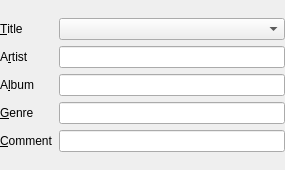
First picture: the form in ID3v2Encoding.ui, repository egasimus/id3encodingconverter, before the edit.
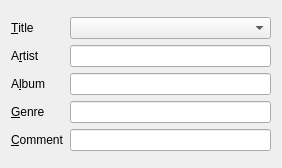
Second picture: the form after the edit. Custom widgets are drawn as their Qt base class.

Commit message: * Fix sizing of ID3v2 reencoding dialog * Fix bug making application asking for loosing changes though file was closed before already * Update TODO

Diff of the .ui file:
```diff
--- a/ID3v2Encoding.ui
+++ b/ID3v2Encoding.ui
@@ -5,32 +5,15 @@
    <rect>
     <x>0</x>
     <y>0</y>
-    <width>285</width>
-    <height>170</height>
+    <width>282</width>
+    <height>168</height>
    </rect>
   </property>
-  <property name="sizePolicy" >
-   <sizepolicy vsizetype="Expanding" hsizetype="Expanding" >
-    <horstretch>0</horstretch>
-    <verstretch>0</verstretch>
-   </sizepolicy>
-  </property>
   <property name="windowTitle" >
-   <string>ID3EncodingConverter</string>
-  </property>
-  <widget class="QWidget" name="centralwidget" >
-   <property name="geometry" >
-    <rect>
-     <x>0</x>
-     <y>0</y>
-     <width>285</width>
-     <height>170</height>
-    </rect>
+   <string>Form</string>
    </property>
    <layout class="QVBoxLayout" name="verticalLayout" >
     <item>
-     <layout class="QVBoxLayout" >
-      <item>
        <layout class="QGridLayout" >
         <item row="0" column="0" >
          <widget class="QLabel" name="titlelabel" >
@@ -53,7 +36,11 @@
          </widget>
         </item>
         <item row="1" column="1" >
-         <widget class="QLineEdit" name="v2artist" />
+      <widget class="QLineEdit" name="v2artist" >
+       <property name="readOnly" >
+        <bool>true</bool>
+       </property>
+      </widget>
         </item>
         <item row="2" column="0" >
          <widget class="QLabel" name="albumlabel" >
@@ -66,7 +53,11 @@
          </widget>
         </item>
         <item row="2" column="1" >
-         <widget class="QLineEdit" name="v2album" />
+      <widget class="QLineEdit" name="v2album" >
+       <property name="readOnly" >
+        <bool>true</bool>
+       </property>
+      </widget>
         </item>
         <item row="3" column="0" >
          <widget class="QLabel" name="genrelabel" >
@@ -79,7 +70,11 @@
          </widget>
         </item>
         <item row="3" column="1" >
-         <widget class="QLineEdit" name="v2genre" />
+      <widget class="QLineEdit" name="v2genre" >
+       <property name="readOnly" >
+        <bool>true</bool>
+       </property>
+      </widget>
         </item>
         <item row="4" column="0" >
          <widget class="QLabel" name="commentlabel" >
@@ -92,7 +87,11 @@
          </widget>
         </item>
         <item row="4" column="1" >
-         <widget class="QLineEdit" name="v2comment" />
+      <widget class="QLineEdit" name="v2comment" >
+       <property name="readOnly" >
+        <bool>true</bool>
+       </property>
+      </widget>
         </item>
         <item row="0" column="1" >
          <widget class="KComboBox" name="v2title" >
@@ -110,9 +109,6 @@
        </layout>
       </item>
      </layout>
-    </item>
-   </layout>
-  </widget>
  </widget>
  <customwidgets>
   <customwidget>
```
Left out of the diff: 6 changed lines with no effect on the pictures. Lines whose indentation alone changed are shown as unchanged. The commit also changes 2 other files.
